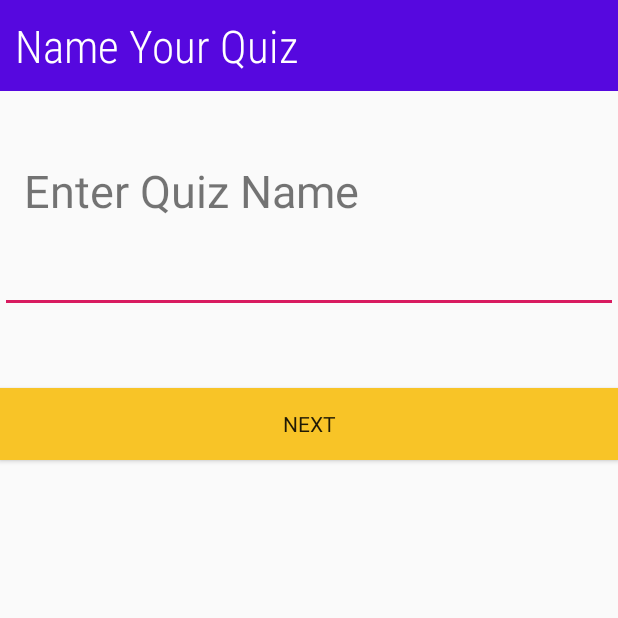
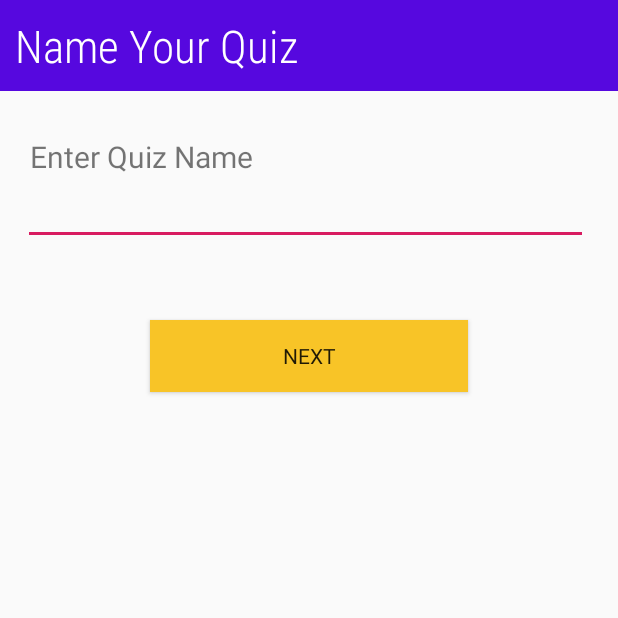
Before and after one commit to sandy13521/Quiz-Generator, an Android app: the Name_Quiz screen opened directly, with no data from a screen before it, after a tap on "NEXT", on a phone screen of 412 x 824 dp, the top half of it. Run offline under Robolectric (Android 15) with nearby library versions, the phone set to English and light mode, and no system bars.

Commit message:
Updating UI and adding directing image captured.

```diff
--- a/app/src/main/java/com/example/quizgenerator/Name_Quiz.java
+++ b/app/src/main/java/com/example/quizgenerator/Name_Quiz.java
@@ -1,28 +1,24 @@
 package com.example.quizgenerator;
 
 import android.app.Activity;
-import android.content.ActivityNotFoundException;
 import android.content.Intent;
 import android.graphics.Bitmap;
 import android.net.Uri;
 import android.os.Bundle;
 import android.provider.MediaStore;
 import android.view.View;
-import android.widget.Button;
-import android.widget.ImageView;
 import android.widget.TextView;
 import android.widget.Toast;
 
 import androidx.appcompat.app.ActionBar;
 import androidx.appcompat.app.AppCompatActivity;
 
+
 public class Name_Quiz extends AppCompatActivity {
+
+    private static final int CAMERA_REQUEST = 123;
     public CharSequence quizName;
-    private static final int CAMERA_REQUEST = 123;
-    final int PIC_CROP = 2;
-    Button btn;
-    ImageView imageView;
-    private Uri picUri;
+    public Uri picUri;
 
     @Override
     protected void onCreate(Bundle savedInstanceState) {
@@ -34,50 +30,30 @@ public class Name_Quiz extends AppCompatActivity {
         quizName = name.getText();
     }
 
-    public void getGoing(View v) {
+    public void openCamera(View v) {
         if (quizName.length() != 0) {
-            try {
-                Intent intent = new Intent(MediaStore.ACTION_IMAGE_CAPTURE);
-                startActivityForResult(intent, CAMERA_REQUEST);
-            } catch (ActivityNotFoundException e) {
-                String errorMsg = "Does Not Support Capturing Images";
-                Toast toast = Toast.makeText(this, errorMsg, Toast.LENGTH_SHORT);
-                toast.show();
-            }
+            Intent intent = new Intent(MediaStore.ACTION_IMAGE_CAPTURE);
+            startActivityForResult(intent, CAMERA_REQUEST);
         } else {
-            String errorMsg = "Enter The Quiz Name";
-            Toast toast = Toast.makeText(this, errorMsg, Toast.LENGTH_LONG);
+            Toast toast = Toast.makeText(this, "Enter the quiz Name", Toast.LENGTH_SHORT);
             toast.show();
         }
-
     }
 
-    protected void onActivityResult(int requestCode, int resultCode, Intent data) {
+    //TODO: quality of image. (look up).
+    public void onActivityResult(int requestCode, int resultCode, Intent data) {
         super.onActivityResult(requestCode, resultCode, data);
         if (requestCode == CAMERA_REQUEST) {
             if (resultCode == Activity.RESULT_OK) {
+                Bundle b = data.getExtras();
                 Bitmap photo = (Bitmap) data.getExtras().get("data");
                 picUri = data.getData();
-                performCrop();
+                Intent intent = new Intent(this, question_captured.class);
+                intent.putExtra("data", b);
+                startActivity(intent);
             }
         }
     }
 
-    private void performCrop() {
-        try {
-            Intent cropIntent = new Intent("com.android.camera.action.CROP");
-            cropIntent.setDataAndType(picUri, "image/*");
-            cropIntent.putExtra("crop", "true");
-            cropIntent.putExtra("aspectX", 1);
-            cropIntent.putExtra("aspectY", 1);
-            cropIntent.putExtra("outputX", 256);
-            cropIntent.putExtra("outputY", 256);
-            cropIntent.putExtra("return-data", true);
-            startActivityForResult(cropIntent, PIC_CROP);
-        } catch (ActivityNotFoundException e) {
-            String errmsg = "Does Not Support Cropping Images";
-            Toast toast = Toast.makeText(this, errmsg, Toast.LENGTH_SHORT);
-            toast.show();
-        }
-    }
+
 }
--- a/app/src/main/res/layout/activity_name__quiz.xml
+++ b/app/src/main/res/layout/activity_name__quiz.xml
@@ -12,7 +12,7 @@
         android:background="#5608DF"
         android:fontFamily="sans-serif-condensed-light"
         android:padding="10dp"
-        android:text="Name Your Quiz"
+        android:text="@string/name"
         android:textAlignment="center"
         android:textColor="#FFFFFF"
         android:textSize="30sp" />
@@ -21,24 +21,35 @@
         android:layout_width="match_parent"
         android:layout_height="wrap_content"
         android:layout_marginTop="30dp"
-        android:padding="16dp"
+        android:layout_marginLeft="20dp"
         android:text="Enter Quiz Name"
-        android:textSize="30sp" />
+        android:textSize="20sp" />
 
     <EditText
         android:id="@+id/quiz_name"
         android:layout_width="match_parent"
         android:layout_height="wrap_content"
+        android:layout_marginLeft="15dp"
+        android:layout_marginRight="20dp"
         android:inputType="text" />
 
     <Button
         android:id="@+id/next"
         android:layout_width="match_parent"
+        android:layout_marginLeft="100dp"
+        android:layout_marginRight="100dp"
         android:layout_height="wrap_content"
         android:layout_marginTop="50dp"
         android:background="#F8C427"
         android:fontFamily="sans-serif"
-        android:onClick="getGoing"
-        android:text="Next" />
+        android:onClick="openCamera"
+        android:text="@string/next" />
+
+    <ImageView
+        android:id="@+id/picture"
+        android:layout_width="match_parent"
+        android:layout_height="wrap_content"
+        android:layout_weight="1"
+        android:padding="16dp" />
 
 </LinearLayout>
--- a/app/src/main/res/values/strings.xml
+++ b/app/src/main/res/values/strings.xml
@@ -18,6 +18,7 @@
     <string name="step7">7. After exiting, If you wish to add
    a timer set the timer.</string>
     <string name="step8">8. Click Generate.</string>
-
+    <string name="name">Name Your Quiz</string>
+    <string name="next">NEXT</string>
 
 </resources>
--- /dev/null
+++ b/app/src/main/res/xml/provider_paths.xml
@@ -0,0 +1,6 @@
+<?xml version="1.0" encoding="utf-8"?>
+<paths>
+    <external-path
+        name="external_files"
+        path="." />
+</paths>
```
Also changed, not shown: app/src/main/java/com/example/quizgenerator/question_captured.java (added, +28 -0 lines), app/src/main/res/layout/activity_question_captured.xml (added, +23 -0 lines).
